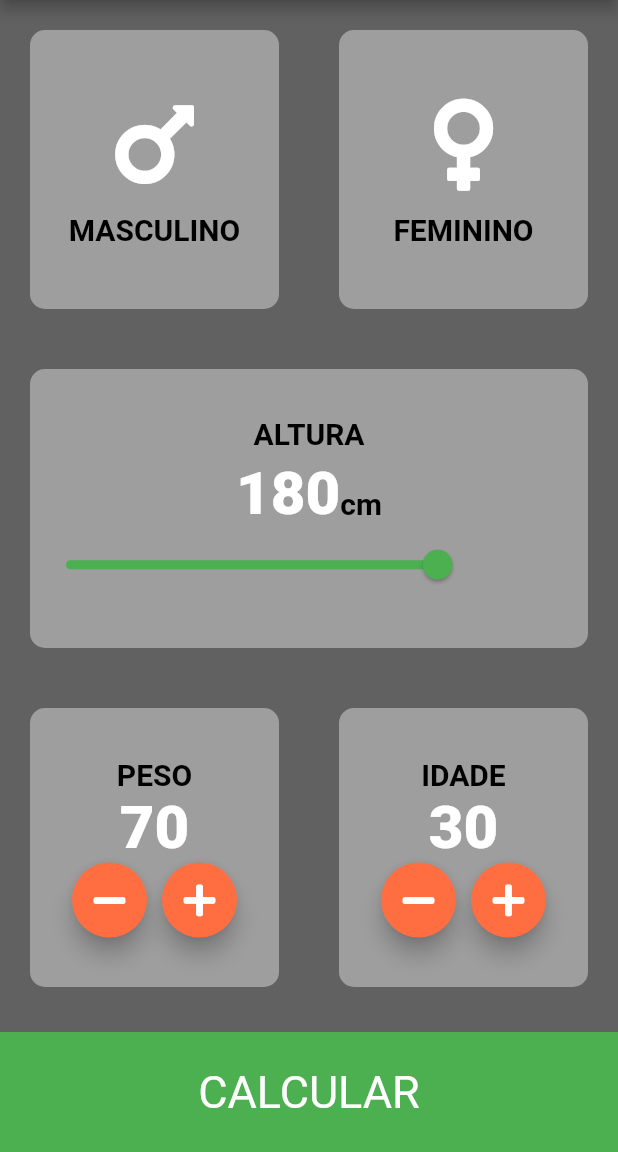
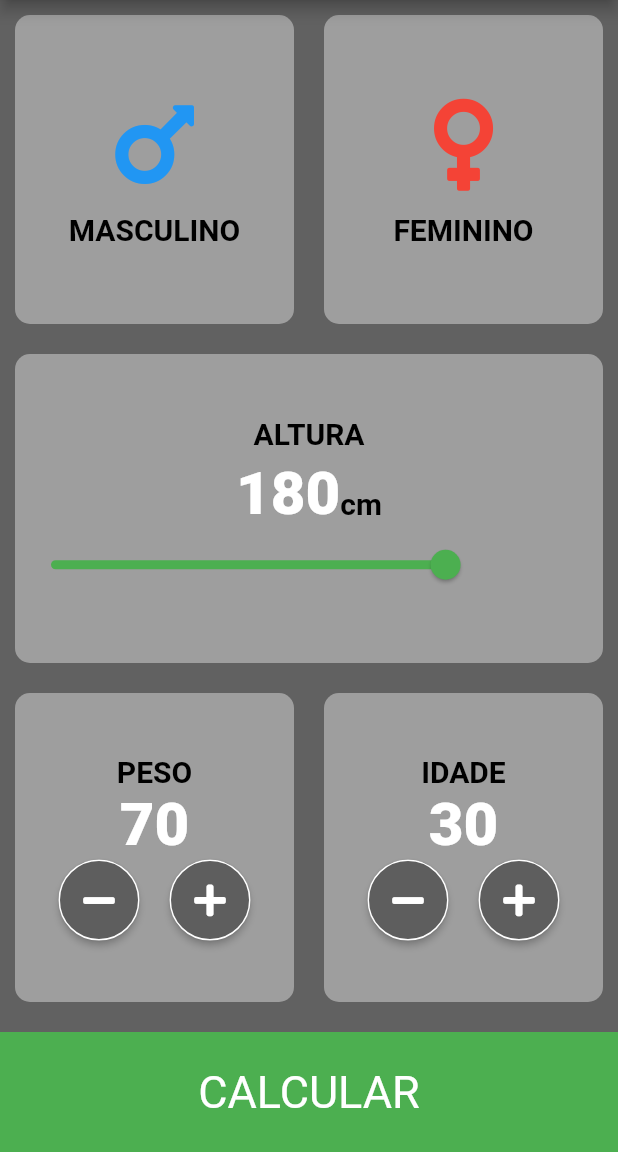
Before and after one commit to marleilson/calculadora, a Flutter app: the screen it shows after launch, on a phone screen of 412 x 824 dp, the part 84-1236 px from its top. Run offline on Flutter 3.47's test engine with Material 2 defaults, Android fonts, the phone set to English and light mode, and no system bars; our stand-ins replace font_awesome_flutter.

Commit message:
personalização dos be cor dos sexos e es a adição de funções + e -

```diff
--- a/lib/botaoPersonalizado.dart
+++ b/lib/botaoPersonalizado.dart
@@ -1,24 +1,26 @@
-import 'package:calculadora/constantes.dart';
-import 'package:flutter/material.dart';
-import 'package:calculadora/tela_principal.dart';
+
+/*
 
 class Botoes extends StatelessWidget {
-  Botoes({required this.iconeBotao});
+  Botoes({required this.iconeBotao, required this.aoPressionar});
    final IconData iconeBotao;
+   final Function aoPressionar;
 
 
   @override
   Widget build(BuildContext context) {
     return RawMaterialButton(
       child: Icon(iconeBotao),
-        onPressed: () {},
-    elevation: 6.0,
-      shape: CircleBorder(),
-      fillColor: corDosBotoes,
-      constraints: BoxConstraints.tightFor(
-        width: 50,
-        height: 50,
+        onPressed: aoPressionar(),
+        elevation: 6.0,
+        shape: CircleBorder(),
+        fillColor: corDosBotoes,
+        constraints: BoxConstraints.tightFor(
+        width: 30,
+        height: 30,
       ),
     );
   }
 }
+
+*/
--- a/lib/cartaopadrao.dart
+++ b/lib/cartaopadrao.dart
@@ -10,7 +10,7 @@ final Widget? filhoCartao;
   Widget build(BuildContext context) {
     return Container(
       child: filhoCartao,
-      margin: const EdgeInsets.all(20),
+      margin: EdgeInsets.all(10),
       decoration: BoxDecoration(
         color: cor,
         borderRadius: BorderRadius.circular(10),
--- a/lib/constantes.dart
+++ b/lib/constantes.dart
@@ -2,9 +2,12 @@ import 'package:flutter/material.dart';
 
 const corAtivaCartaoPadrao = Colors.green;
 const corInativaCartaoPadrao = Color(0xFF9E9E9E);
-const corDosBotoes = Colors.deepOrangeAccent;
+const corDosBotoes = Color(0xFF5E5E5E);
 const barrainferior = 80.0;
 const corBarrainferior = Colors.green;
+const corDoSexoMas = Colors.blue;
+const corDoSexoFem = Colors.red;
+
 
 //estilo do componentes em branco como icons, numeros
 const styleDoTexto = TextStyle(
--- a/lib/filhocartao.dart
+++ b/lib/filhocartao.dart
@@ -4,11 +4,12 @@ import 'package:flutter/material.dart';
 import 'package:font_awesome_flutter/font_awesome_flutter.dart';
 
 class filhocartao extends StatelessWidget {
-  filhocartao({required this.descricao, required this.icon, required this.corMeF});
+  filhocartao({required this.descricao, required this.icon, required this.corMeF, required this.corDoSexo});
 
   final String descricao;
   final IconData icon;
   final Color corMeF;
+  final Color corDoSexo;
 
   @override
   Widget build(BuildContext context) {
@@ -20,6 +21,7 @@ class filhocartao extends StatelessWidget {
           Icon(
             icon,
             size: 70.0,
+            color: corDoSexo,
           ),
           SizedBox(
             height: 10,
--- a/lib/tela_principal.dart
+++ b/lib/tela_principal.dart
@@ -56,6 +56,7 @@ class _TelaprincipalState extends State<Telaprincipal> {
                             : corInativaCartaoPadrao,
                         descricao: 'MASCULINO',
                         icon: FontAwesomeIcons.mars,
+                        corDoSexo: corDoSexoMas,
                       ),
                     ),
                   ),
@@ -72,6 +73,7 @@ class _TelaprincipalState extends State<Telaprincipal> {
                             : corInativaCartaoPadrao,
                         descricao: 'FEMININO',
                         icon: FontAwesomeIcons.venus,
+                        corDoSexo: corDoSexoFem,
                       ),
                     ),
                   ),
@@ -109,9 +111,9 @@ class _TelaprincipalState extends State<Telaprincipal> {
                         Slider(
                           activeColor: corAtivaCartaoPadrao,
                           inactiveColor: corInativaCartaoPadrao,
-                            onChanged: (double novoValor) {
+                            onChanged: (double novoValorAltura) {
                               setState(() {
-                                altura = novoValor.round();
+                                altura = novoValorAltura.round();
                               });
                             },
                             value: altura.toDouble(),
@@ -142,16 +144,43 @@ class _TelaprincipalState extends State<Telaprincipal> {
                           style: styleDoTexto,
                           ),
                           Row(
+                            crossAxisAlignment: CrossAxisAlignment.center,
                             mainAxisAlignment: MainAxisAlignment.center,
                             children: [
-                              Botoes(
-                                iconeBotao: FontAwesomeIcons.minus,
+                              ElevatedButton(
+                                style: ElevatedButton.styleFrom(
+                               backgroundColor: corDosBotoes,
+                               shape: CircleBorder(),
+                               padding: EdgeInsets.all(15),
+                               side: BorderSide(color: Colors.white)
+                                ),
+                                onPressed: () {
+                                  setState(() {
+                                    peso--;
+                                  });
+                                },
+                              child: Icon(FontAwesomeIcons.minus
+                                ,
+                              ),
                               ),
                               SizedBox(
                                 width: 10,
                               ),
-                              Botoes(
-                                iconeBotao: FontAwesomeIcons.plus,
+                              ElevatedButton(
+                                style: ElevatedButton.styleFrom(
+                                  backgroundColor: corDosBotoes,
+                                  shape: CircleBorder(),
+                                  padding: EdgeInsets.all(15),
+                                  side: BorderSide(color: Colors.white)
+                                ),
+                                onPressed: () {
+                                  setState(() {
+                                    peso++;
+                                  });
+                                },
+                                child: Icon(FontAwesomeIcons.plus
+                                  ,
+                                ),
                               ),
                             ],
                           ),
@@ -172,16 +201,43 @@ class _TelaprincipalState extends State<Telaprincipal> {
                             style: styleDoTexto,
                           ),
                           Row(
+                            crossAxisAlignment: CrossAxisAlignment.center,
                             mainAxisAlignment: MainAxisAlignment.center,
                             children: [
-                              Botoes(
-                                iconeBotao: FontAwesomeIcons.minus,
+                              ElevatedButton(
+                                style: ElevatedButton.styleFrom(
+                                  backgroundColor: corDosBotoes,
+                                  shape: CircleBorder(),
+                                  padding: EdgeInsets.all(15),
+                                  side: BorderSide(color: Colors.white)
+                                ),
+                                onPressed: () {
+                                  setState(() {
+                                    idade--;
+                                  });
+                                },
+                                child: Icon(FontAwesomeIcons.minus
+                                  ,
+                                ),
                               ),
-                              SizedBox(
+                              const SizedBox(
                                 width: 10,
                               ),
-                              Botoes(
-                                iconeBotao: FontAwesomeIcons.plus,
+                              ElevatedButton(
+                                style: ElevatedButton.styleFrom(
+                                  backgroundColor: corDosBotoes,
+                                  shape: CircleBorder(),
+                                  padding: EdgeInsets.all(15),
+                                  side: BorderSide(color: Colors.white)
+                                ),
+                                onPressed: () {
+                                  setState(() {
+                                    idade++;
+                                  });
+                                },
+                                child: Icon(FontAwesomeIcons.plus
+                                  ,
+                                ),
                               ),
                             ],
                           ),
```
Also changed, not shown: lib/botaoFlutter.dart (added, +18 -0 lines).
